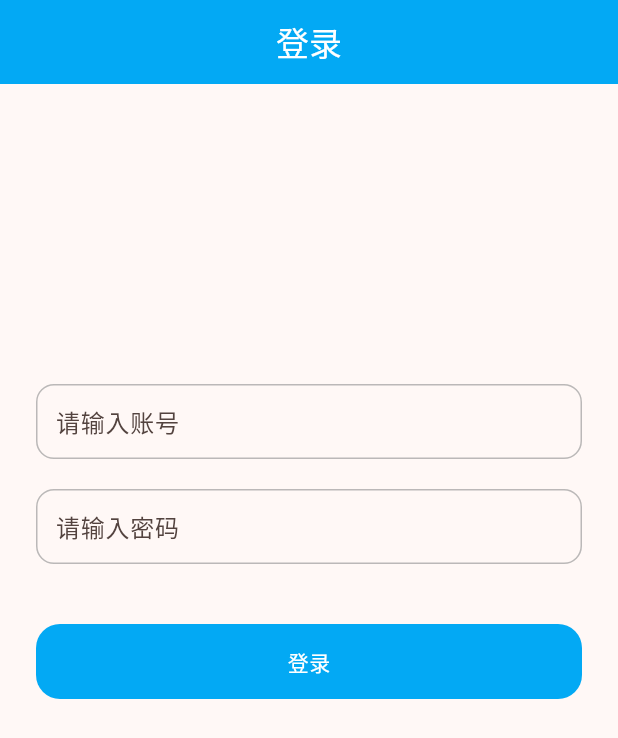
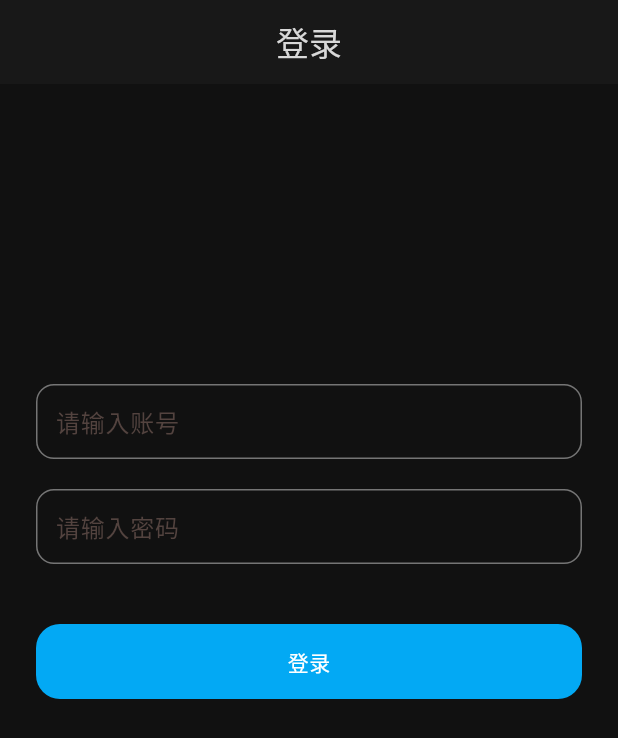
Before and after one commit to fansangg/speeder_sign-in_flutter, a Flutter app: the screen it shows after launch, on a phone screen of 412 x 824 dp. Shown: the top 738 px of the screen. Run offline on Flutter 3.47's test engine with Material 2 defaults, Android fonts, the phone set to English and light mode, and no system bars; our stand-ins replace cookie_jar, dio, dio_cookie_manager, get, get_storage.

Commit message:
修改样式

```diff
--- a/lib/login/view.dart
+++ b/lib/login/view.dart
@@ -11,12 +11,13 @@ class LoginPage extends StatelessWidget {
   @override
   Widget build(BuildContext context) {
     return Scaffold(
+      backgroundColor: const Color(0xff111111),
       appBar: AppBar(
         title: const Text(
           '登录',
-          style: TextStyle(color: Colors.white),
+          style: TextStyle(color: Color(0xffd8d8d8)),
         ),
-        backgroundColor: Colors.lightBlue,
+        backgroundColor: const Color(0xff181818),
         centerTitle: true,
       ),
       body: WillPopScope(
```
